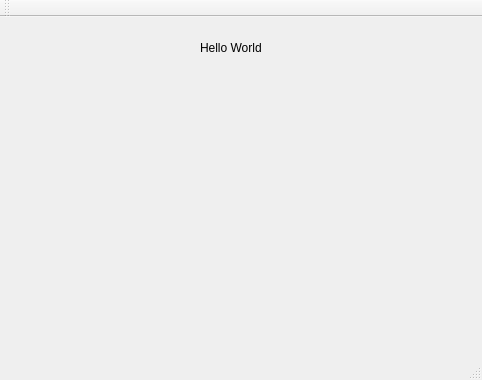
This is HelloWorld/mainwindow.ui in deangelign/MedicalImageVisualizing as Qt 5 draws it before an edit. The edited form follows.
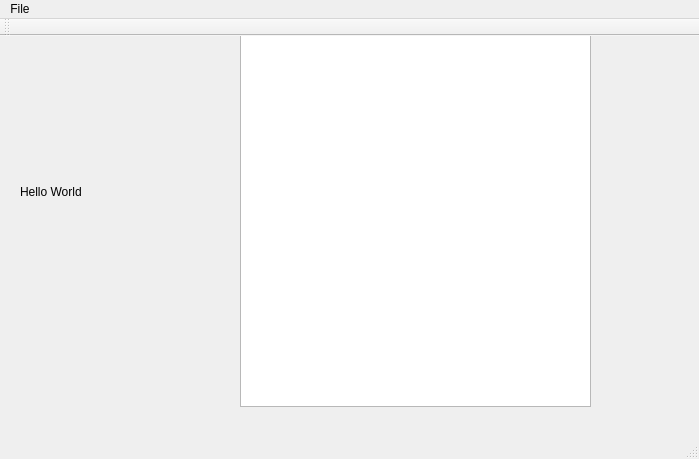
This is the edited form.

What changed in the file:
```diff
--- a/HelloWorld/mainwindow.ui
+++ b/HelloWorld/mainwindow.ui
@@ -6,8 +6,8 @@
    <rect>
     <x>0</x>
     <y>0</y>
-    <width>482</width>
-    <height>380</height>
+    <width>699</width>
+    <height>459</height>
    </rect>
   </property>
   <property name="windowTitle">
@@ -17,36 +17,83 @@
    <widget class="QLabel" name="HelloWorldLabel">
     <property name="geometry">
      <rect>
-      <x>200</x>
+      <x>20</x>
       <y>20</y>
-      <width>71</width>
-      <height>21</height>
+      <width>201</width>
+      <height>271</height>
      </rect>
     </property>
+    <property name="sizePolicy">
+     <sizepolicy hsizetype="Expanding" vsizetype="Expanding">
+      <horstretch>0</horstretch>
+      <verstretch>0</verstretch>
+     </sizepolicy>
+    </property>
     <property name="text">
      <string>Hello World</string>
     </property>
    </widget>
+   <widget class="QGraphicsView" name="graphicsView">
+    <property name="geometry">
+     <rect>
+      <x>240</x>
+      <y>-10</y>
+      <width>351</width>
+      <height>381</height>
+     </rect>
+    </property>
+   </widget>
   </widget>
+  <widget class="QToolBar" name="mainToolBar">
+   <attribute name="toolBarArea">
+    <enum>TopToolBarArea</enum>
+   </attribute>
+   <attribute name="toolBarBreak">
+    <bool>false</bool>
+   </attribute>
+  </widget>
+  <widget class="QStatusBar" name="statusBar"/>
   <widget class="QMenuBar" name="menuBar">
    <property name="geometry">
     <rect>
      <x>0</x>
      <y>0</y>
-     <width>482</width>
+     <width>699</width>
      <height>20</height>
     </rect>
    </property>
+   <widget class="QMenu" name="menuFile">
+    <property name="title">
+     <string>File</string>
+    </property>
+    <addaction name="separator"/>
+    <addaction name="actionOpen"/>
+    <addaction name="separator"/>
+    <addaction name="actionSave"/>
+    <addaction name="actionExit"/>
+   </widget>
+   <addaction name="menuFile"/>
   </widget>
-  <widget class="QToolBar" name="mainToolBar">
-   <attribute name="toolBarArea">
-    <enum>TopToolBarArea</enum>
-   </attribute>
-   <attribute name="toolBarBreak">
-    <bool>false</bool>
-   </attribute>
-  </widget>
-  <widget class="QStatusBar" name="statusBar"/>
+  <action name="actionFile">
+   <property name="text">
+    <string>File</string>
+   </property>
+  </action>
+  <action name="actionOpen">
+   <property name="text">
+    <string>open</string>
+   </property>
+  </action>
+  <action name="actionSave">
+   <property name="text">
+    <string>Save</string>
+   </property>
+  </action>
+  <action name="actionExit">
+   <property name="text">
+    <string>Exit</string>
+   </property>
+  </action>
  </widget>
  <layoutdefault spacing="6" margin="11"/>
  <resources/>
```
